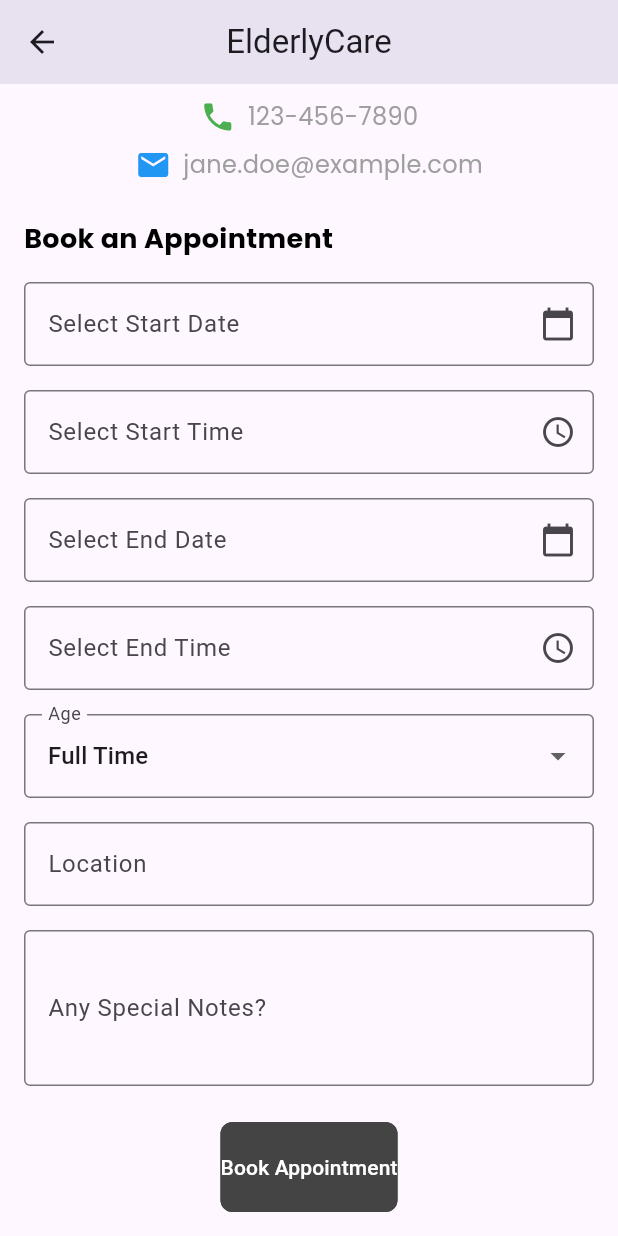
After one commit to sarojbomjan/AgeWell, a Flutter app: the CaretakerProfile screen opened directly, scrolled down 190 dp, after a tap on "Book Appointment", on a phone screen of 412 x 824 dp. The commit adds this screen. Run offline on Flutter 3.47's test engine with Material 3 defaults, Android fonts, the phone set to English and light mode, and no system bars; our stand-ins replace cloud_firestore, country_picker, firebase_auth, firebase_core, fl_chart, flutter_otp_text_field and 10 more; missing offline and left inert: heart_bpm; accounts and stored records are empty; network calls fail.

Commit message:
Caretaker hiring pages created

```diff
--- /dev/null
+++ b/lib/pages/services_booking/caretaker_service/caretaker_profile.dart
@@ -0,0 +1,259 @@
+import 'package:flutter/material.dart';
+import 'package:intl/intl.dart';
+
+class CaretakerProfile extends StatefulWidget {
+  const CaretakerProfile({Key? key}) : super(key: key);
+
+  @override
+  State<CaretakerProfile> createState() => _CaretakerProfileState();
+}
+
+class _CaretakerProfileState extends State<CaretakerProfile> {
+  final TextEditingController _startDateController = TextEditingController();
+  final TextEditingController _startTimeController = TextEditingController();
+  final TextEditingController _endDateController = TextEditingController();
+  final TextEditingController _endTimeController = TextEditingController();
+  final TextEditingController _locationController = TextEditingController();
+  final TextEditingController _specialNotesController = TextEditingController();
+
+  bool _isDay = false;
+  bool _isEvening = false;
+  bool _isNight = false;
+  bool _isFullTime = false;
+  final List<String> availableTimes = [
+    "Morning",
+    "Evening",
+    "Night",
+    "Morning + Evening",
+    "Evening + Night",
+    "Morning + Night",
+    "Full Time",
+  ];
+
+  String selectedTime = "Full Time";
+
+  Future<void> _selectStartDate(BuildContext context) async {
+    final DateTime? pickedDate = await showDatePicker(
+      context: context,
+      initialDate: DateTime.now(),
+      firstDate: DateTime.now(),
+      lastDate: DateTime(2101),
+    );
+    if (pickedDate != null) {
+      setState(() {
+        _startDateController.text = DateFormat('MM/dd/yyyy').format(pickedDate);
+      });
+    }
+  }
+
+  Future<void> _selectStartTime(BuildContext context) async {
+    final TimeOfDay? pickedTime = await showTimePicker(
+      context: context,
+      initialTime: TimeOfDay.now(),
+    );
+    if (pickedTime != null) {
+      setState(() {
+        _startTimeController.text = pickedTime.format(context);
+      });
+    }
+  }
+
+  Future<void> _selectEndDate(BuildContext context) async {
+    final DateTime? pickedDate = await showDatePicker(
+      context: context,
+      initialDate: DateTime.now(),
+      firstDate: DateTime.now(),
+      lastDate: DateTime(2101),
+    );
+    if (pickedDate != null) {
+      setState(() {
+        _endDateController.text = DateFormat('MM/dd/yyyy').format(pickedDate);
+      });
+    }
+  }
+
+  Future<void> _selectEndTime(BuildContext context) async {
+    final TimeOfDay? pickedTime = await showTimePicker(
+      context: context,
+      initialTime: TimeOfDay.now(),
+    );
+    if (pickedTime != null) {
+      setState(() {
+        _endTimeController.text = pickedTime.format(context);
+      });
+    }
+  }
+
+  @override
+  Widget build(BuildContext context) {
+    return Scaffold(
+      appBar: AppBar(
+        title: const Text('ElderlyCare'),
+        centerTitle: true,
+      ),
+      body: SingleChildScrollView(
+        padding: const EdgeInsets.all(16.0),
+        child: Column(
+          crossAxisAlignment: CrossAxisAlignment.start,
+          children: [
+            Center(
+              child: Column(
+                children: [
+                  CircleAvatar(
+                    radius: 50,
+                    backgroundImage: NetworkImage(
+                        'https://via.placeholder.com/150'), // Replace with an actual image URL
+                  ),
+                  const SizedBox(height: 16),
+                  const Text(
+                    'Jane Doe',
+                    style: TextStyle(
+                      fontSize: 20,
+                      fontWeight: FontWeight.bold,
+                    ),
+                  ),
+                  const SizedBox(height: 8),
+                  const Text(
+                    'Available: 10:00 AM to 4:00 PM',
+                    style: TextStyle(
+                      fontSize: 16,
+                      color: Colors.grey,
+                    ),
+                  ),
+                  const SizedBox(height: 8),
+                  Row(
+                    mainAxisAlignment: MainAxisAlignment.center,
+                    children: const [
+                      Icon(Icons.phone, color: Colors.green),
+                      SizedBox(width: 8),
+                      Text(
+                        '123-456-7890',
+                        style: TextStyle(
+                          fontSize: 16,
+                          color: Colors.grey,
+                        ),
+                      ),
+                    ],
+                  ),
+                  const SizedBox(height: 8),
+                  Row(
+                    mainAxisAlignment: MainAxisAlignment.center,
+                    children: const [
+                      Icon(Icons.email, color: Colors.blue),
+                      SizedBox(width: 8),
+                      Text(
+                        'jane.doe@example.com',
+                        style: TextStyle(
+                          fontSize: 16,
+                          color: Colors.grey,
+                        ),
+                      ),
+                    ],
+                  ),
+                ],
+              ),
+            ),
+            const SizedBox(height: 24),
+            const Text(
+              'Book an Appointment',
+              style: TextStyle(
+                fontSize: 18,
+                fontWeight: FontWeight.bold,
+              ),
+            ),
+            const SizedBox(height: 16),
+            TextField(
+              controller: _startDateController,
+              decoration: InputDecoration(
+                labelText: 'Select Start Date',
+                border: OutlineInputBorder(),
+                suffixIcon: const Icon(Icons.calendar_today),
+              ),
+              readOnly: true,
+              onTap: () => _selectStartDate(context),
+            ),
+            const SizedBox(height: 16),
+            TextField(
+              controller: _startTimeController,
+              decoration: InputDecoration(
+                labelText: 'Select Start Time',
+                border: OutlineInputBorder(),
+                suffixIcon: const Icon(Icons.access_time),
+              ),
+              readOnly: true,
+              onTap: () => _selectStartTime(context),
+            ),
+            const SizedBox(height: 16),
+            TextField(
+              controller: _endDateController,
+              decoration: InputDecoration(
+                labelText: 'Select End Date',
+                border: OutlineInputBorder(),
+                suffixIcon: const Icon(Icons.calendar_today),
+              ),
+              readOnly: true,
+              onTap: () => _selectEndDate(context),
+            ),
+            const SizedBox(height: 16),
+            TextField(
+              controller: _endTimeController,
+              decoration: InputDecoration(
+                labelText: 'Select End Time',
+                border: OutlineInputBorder(),
+                suffixIcon: const Icon(Icons.access_time),
+              ),
+              readOnly: true,
+              onTap: () => _selectEndTime(context),
+            ),
+            const SizedBox(height: 16),
+            DropdownButtonFormField<String>(
+              value: selectedTime,
+              items: availableTimes
+              .map((time) {
+                return DropdownMenuItem(
+                  value: time,
+                  child: Text(time),
+                );
+              }).toList(),
+              onChanged: (value) {
+                setState(() {
+                  selectedTime = value!;
+                });
+              },
+              decoration: const InputDecoration(
+                labelText: "Age",
+                border: OutlineInputBorder(),
+              ),
+            ),
+            const SizedBox(height: 16),
+            TextField(
+              controller: _locationController,
+              decoration: const InputDecoration(
+                labelText: 'Location',
+                border: OutlineInputBorder(),
+              ),
+            ),
+            const SizedBox(height: 16),
+            TextField(
+              controller: _specialNotesController,
+              decoration: const InputDecoration(
+                labelText: 'Any Special Notes?',
+                border: OutlineInputBorder(),
+              ),
+              maxLines: 3,
+            ),
+            const SizedBox(height: 24),
+            Center(
+              child: ElevatedButton(
+                onPressed: () {
+                  // Add booking logic here
+                },
+                child: const Text('Book Appointment'),
+              ),
+            ),
+          ],
+        ),
+      ),
+    );
+  }
+}
```
Also changed, not shown: lib/pages/services_booking/booking.dart (+15 -5 lines), lib/pages/services_booking/caretaker_appointment.dart (added, +186 -0 lines).
